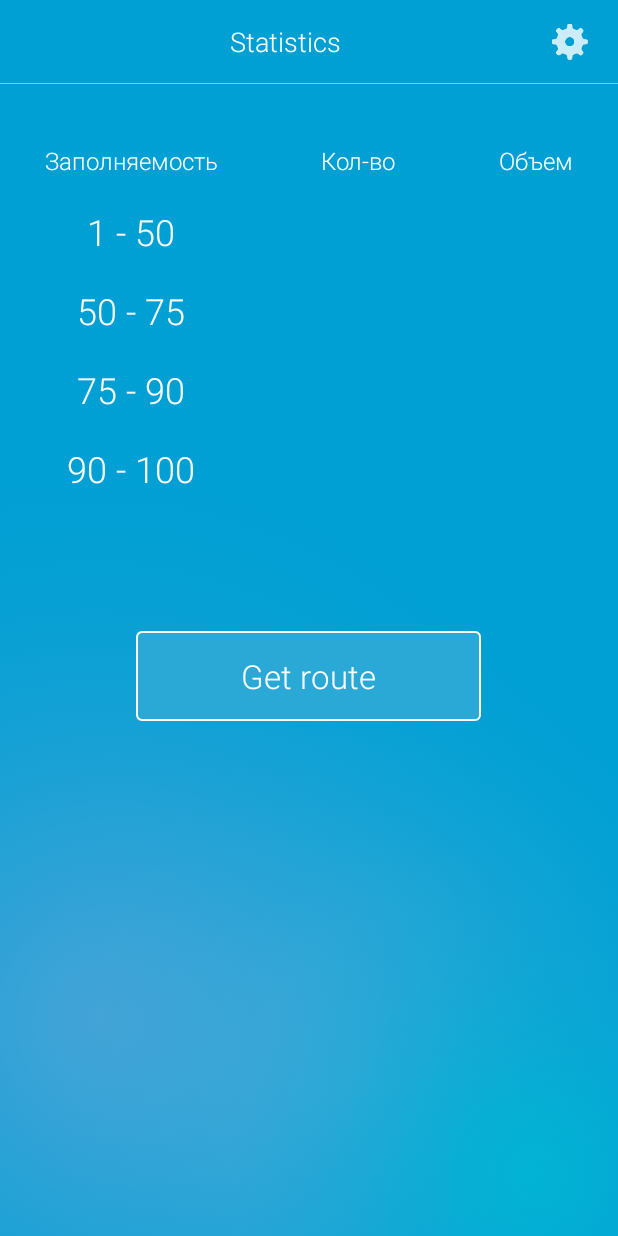
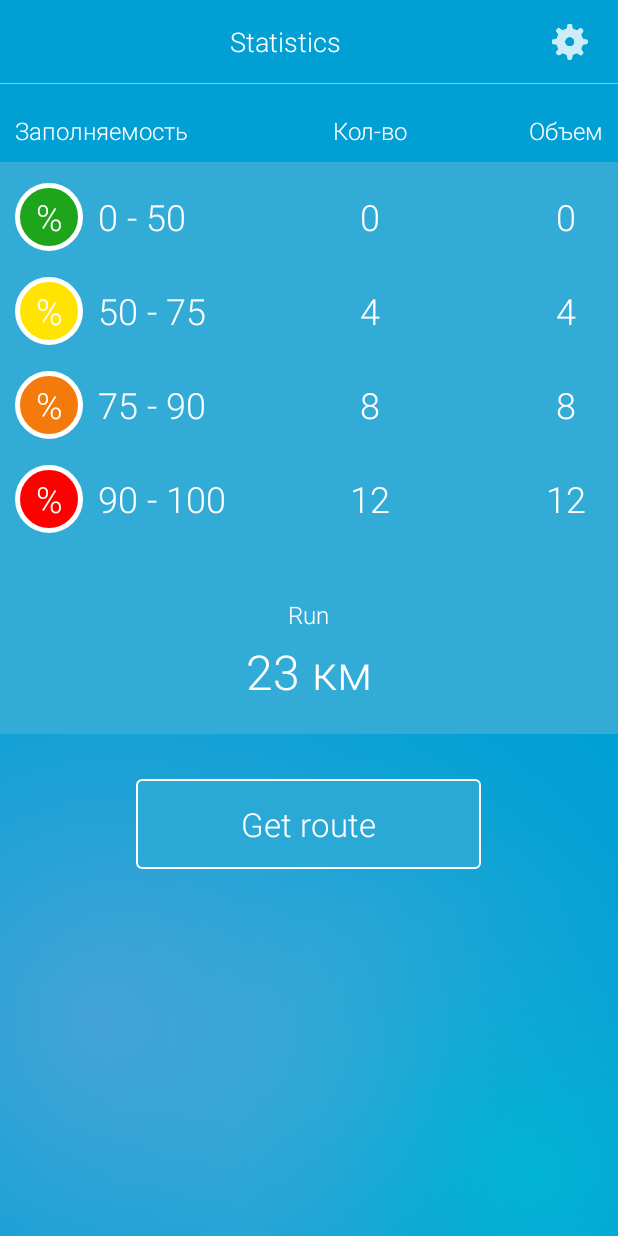
Before and after one commit to stanislav-antonov/electrobin-android, an Android app: the fragment StatisticsFragment placed in its activity, on a phone screen of 412 x 824 dp. Run offline under Robolectric (Android 15) with nearby library versions, the phone set to English and light mode, and no system bars; our stand-ins replace Volley; libraries missing offline, so code that uses them is left out: com.crashlytics.android, io.fabric.sdk; network calls fail; 6 statements that could not run were skipped.

Commit message:
* design

```diff
--- a/app/src/main/java/company/electrobin/StatisticsFragment.java
+++ b/app/src/main/java/company/electrobin/StatisticsFragment.java
@@ -72,9 +72,12 @@ public class StatisticsFragment extends Fragment {
     }
 
     public void showUI() {
+
+        ((TextView) mLlCommon.findViewById(R.id.run_text)).setText(mI10n.l("run_text"));
+
         final RouteActivity.Route route = mListener.onGetRoute();
         if (route != null)
-            ((TextView) mLlCommon.findViewById(R.id.run_text)).setText(String.format(mI10n.l("run"), route.getRunFormatted()));
+            ((TextView) mLlCommon.findViewById(R.id.run_value)).setText(String.format(mI10n.l("run_value"), route.getRunFormatted()));
 
         btnNewRoute = (Button) mLlCommon.findViewById(R.id.new_route_button);
         btnNewRoute.setText(mI10n.l("get_route"));
--- /dev/null
+++ b/app/src/main/res/drawable/background_statistics_percent_1.xml
@@ -0,0 +1,7 @@
+<?xml version="1.0" encoding="utf-8"?>
+<shape
+    xmlns:android="http://schemas.android.com/apk/res/android"
+    android:shape="oval">
+    <solid android:color="#1ea51b"/>
+    <stroke android:width="3dp" android:color="#FFFFFF" />
+</shape>
--- /dev/null
+++ b/app/src/main/res/drawable/background_statistics_percent_2.xml
@@ -0,0 +1,7 @@
+<?xml version="1.0" encoding="utf-8"?>
+<shape
+    xmlns:android="http://schemas.android.com/apk/res/android"
+    android:shape="oval">
+    <solid android:color="#ffe400"/>
+    <stroke android:width="3dp" android:color="#FFFFFF" />
+</shape>
--- /dev/null
+++ b/app/src/main/res/drawable/background_statistics_percent_3.xml
@@ -0,0 +1,7 @@
+<?xml version="1.0" encoding="utf-8"?>
+<shape
+    xmlns:android="http://schemas.android.com/apk/res/android"
+    android:shape="oval">
+    <solid android:color="#f47b0b"/>
+    <stroke android:width="3dp" android:color="#FFFFFF" />
+</shape>
--- /dev/null
+++ b/app/src/main/res/drawable/background_statistics_percent_4.xml
@@ -0,0 +1,7 @@
+<?xml version="1.0" encoding="utf-8"?>
+<shape
+    xmlns:android="http://schemas.android.com/apk/res/android"
+    android:shape="oval">
+    <solid android:color="#ff0000"/>
+    <stroke android:width="3dp" android:color="#FFFFFF" />
+</shape>
--- a/app/src/main/res/layout/fragment_statistics.xml
+++ b/app/src/main/res/layout/fragment_statistics.xml
@@ -10,27 +10,25 @@
             android:orientation="vertical"
             android:layout_width="match_parent"
             android:layout_height="wrap_content"
-            android:paddingLeft="20dp"
-            android:paddingRight="20dp"
             >
             <TableLayout
                 android:id="@+id/table"
                 android:layout_width="match_parent"
                 android:layout_height="wrap_content"
                 android:stretchColumns="1"
-                android:layout_marginTop="30dp"
+                android:layout_marginTop="10dp"
                 >
                 <TableRow
                     android:layout_width="match_parent"
                     android:layout_height="wrap_content"
+                    android:background="#00a0d4"
+
                     >
                     <TextView
                         android:text="Заполняемость"
                         android:padding="10dp"
-                        android:gravity="center_horizontal"
                         android:textSize="16sp"
                         android:textColor="#ffffff"
-                        android:background="@android:color/transparent"
                         android:fontFamily="sans-serif-light"
                         />
                     <TextView
@@ -39,7 +37,6 @@
                         android:gravity="center_horizontal"
                         android:textSize="16sp"
                         android:textColor="#ffffff"
-                        android:background="@android:color/transparent"
                         android:fontFamily="sans-serif-light"
                         />
                     <TextView
@@ -48,16 +45,46 @@
                         android:gravity="center_horizontal"
                         android:textSize="16sp"
                         android:textColor="#ffffff"
-                        android:background="@android:color/transparent"
                         android:fontFamily="sans-serif-light"
                         />
                 </TableRow>
                 <TableRow
                     android:layout_width="match_parent"
                     android:layout_height="wrap_content"
+                    android:background="#32abd7"
+                    android:paddingTop="10dp"
+                    >
+                    <LinearLayout
+                        android:orientation="horizontal"
+                        android:layout_height="wrap_content"
+                        android:layout_width="wrap_content"
+                        android:paddingLeft="10dp"
                         >
                         <TextView
-                        android:text="1 - 50"
+                            android:layout_height="45dp"
+                            android:layout_width="45dp"
+                            android:text="%"
+                            android:gravity="center"
+                            android:textSize="24sp"
+                            android:textColor="#ffffff"
+                            android:background="@drawable/background_statistics_percent_1"
+                            android:fontFamily="sans-serif-light"
+                            />
+                        <TextView
+                            android:layout_marginLeft="10dp"
+                            android:layout_height="wrap_content"
+                            android:layout_width="wrap_content"
+                            android:text="0 - 50"
+                            android:paddingTop="10dp"
+                            android:paddingBottom="10dp"
+                            android:textSize="24sp"
+                            android:textColor="#ffffff"
+                            android:background="@android:color/transparent"
+                            android:fontFamily="sans-serif-light"
+                            />
+                    </LinearLayout>
+                    <TextView
+                        android:text="0"
                         android:padding="10dp"
                         android:gravity="center_horizontal"
                         android:textSize="24sp"
@@ -66,16 +93,7 @@
                         android:fontFamily="sans-serif-light"
                         />
                     <TextView
-                        android:text=""
-                        android:padding="10dp"
-                        android:gravity="center_horizontal"
-                        android:textSize="24sp"
-                        android:textColor="#ffffff"
-                        android:background="@android:color/transparent"
-                        android:fontFamily="sans-serif-light"
-                        />
-                    <TextView
-                        android:text=""
+                        android:text="0"
                         android:padding="10dp"
                         android:gravity="center_horizontal"
                         android:textSize="24sp"
@@ -87,9 +105,40 @@
                 <TableRow
                     android:layout_width="match_parent"
                     android:layout_height="wrap_content"
+                    android:background="#32abd7"
+                    android:paddingTop="10dp"
+                    >
+                    <LinearLayout
+                        android:orientation="horizontal"
+                        android:layout_height="wrap_content"
+                        android:layout_width="wrap_content"
+                        android:paddingLeft="10dp"
                         >
                         <TextView
+                            android:layout_height="45dp"
+                            android:layout_width="45dp"
+                            android:text="%"
+                            android:gravity="center"
+                            android:textSize="24sp"
+                            android:textColor="#ffffff"
+                            android:background="@drawable/background_statistics_percent_2"
+                            android:fontFamily="sans-serif-light"
+                            />
+                        <TextView
+                            android:layout_marginLeft="10dp"
+                            android:layout_height="wrap_content"
+                            android:layout_width="wrap_content"
                             android:text="50 - 75"
+                            android:paddingTop="10dp"
+                            android:paddingBottom="10dp"
+                            android:textSize="24sp"
+                            android:textColor="#ffffff"
+                            android:fontFamily="sans-serif-light"
+                            android:background="@android:color/transparent"
+                            />
+                    </LinearLayout>
+                    <TextView
+                        android:text="4"
                         android:padding="10dp"
                         android:gravity="center_horizontal"
                         android:textSize="24sp"
@@ -98,16 +147,7 @@
                         android:background="@android:color/transparent"
                         />
                     <TextView
-                        android:text=""
-                        android:padding="10dp"
-                        android:gravity="center_horizontal"
-                        android:textSize="24sp"
-                        android:textColor="#ffffff"
-                        android:fontFamily="sans-serif-light"
-                        android:background="@android:color/transparent"
-                        />
-                    <TextView
-                        android:text=""
+                        android:text="4"
                         android:padding="10dp"
                         android:gravity="center_horizontal"
                         android:textSize="24sp"
@@ -119,9 +159,40 @@
                 <TableRow
                     android:layout_width="match_parent"
                     android:layout_height="wrap_content"
+                    android:background="#32abd7"
+                    android:paddingTop="10dp"
+                    >
+                    <LinearLayout
+                        android:orientation="horizontal"
+                        android:layout_height="wrap_content"
+                        android:layout_width="wrap_content"
+                        android:paddingLeft="10dp"
                         >
                         <TextView
+                            android:layout_height="45dp"
+                            android:layout_width="45dp"
+                            android:text="%"
+                            android:gravity="center"
+                            android:textSize="24sp"
+                            android:textColor="#ffffff"
+                            android:background="@drawable/background_statistics_percent_3"
+                            android:fontFamily="sans-serif-light"
+                            />
+                        <TextView
+                            android:layout_marginLeft="10dp"
+                            android:layout_height="wrap_content"
+                            android:layout_width="wrap_content"
                             android:text="75 - 90"
+                            android:paddingTop="10dp"
+                            android:paddingBottom="10dp"
+                            android:textSize="24sp"
+                            android:textColor="#ffffff"
+                            android:fontFamily="sans-serif-light"
+                            android:background="@android:color/transparent"
+                            />
+                    </LinearLayout>
+                    <TextView
+                        android:text="8"
                         android:padding="10dp"
                         android:gravity="center_horizontal"
                         android:textSize="24sp"
@@ -130,16 +201,7 @@
                         android:background="@android:color/transparent"
                         />
                     <TextView
-                        android:text=""
-                        android:padding="10dp"
-                        android:gravity="center_horizontal"
-                        android:textSize="24sp"
-                        android:textColor="#ffffff"
-                        android:fontFamily="sans-serif-light"
-                        android:background="@android:color/transparent"
-                        />
-                    <TextView
-                        android:text=""
+                        android:text="8"
                         android:padding="10dp"
                         android:gravity="center_horizontal"
                         android:textSize="24sp"
@@ -151,9 +213,40 @@
                 <TableRow
                     android:layout_width="match_parent"
                     android:layout_height="wrap_content"
+                    android:background="#32abd7"
+                    android:paddingTop="10dp"
+                    >
+                    <LinearLayout
+                        android:orientation="horizontal"
+                        android:layout_height="wrap_content"
+                        android:layout_width="wrap_content"
+                        android:paddingLeft="10dp"
                         >
                         <TextView
+                            android:layout_height="45dp"
+                            android:layout_width="45dp"
+                            android:text="%"
+                            android:gravity="center"
+                            android:textSize="24sp"
+                            android:textColor="#ffffff"
+                            android:background="@drawable/background_statistics_percent_4"
+                            android:fontFamily="sans-serif-light"
+                            />
+                        <TextView
+                            android:layout_marginLeft="10dp"
+                            android:layout_height="wrap_content"
+                            android:layout_width="wrap_content"
                             android:text="90 - 100"
+                            android:paddingTop="10dp"
+                            android:paddingBottom="10dp"
+                            android:textSize="24sp"
+                            android:textColor="#ffffff"
+                            android:fontFamily="sans-serif-light"
+                            android:background="@android:color/transparent"
+                            />
+                    </LinearLayout>
+                    <TextView
+                        android:text="12"
                         android:padding="10dp"
                         android:gravity="center_horizontal"
                         android:textSize="24sp"
@@ -162,16 +255,7 @@
                         android:background="@android:color/transparent"
                         />
                     <TextView
-                        android:text=""
-                        android:padding="10dp"
-                        android:gravity="center_horizontal"
-                        android:textSize="24sp"
-                        android:textColor="#ffffff"
-                        android:fontFamily="sans-serif-light"
-                        android:background="@android:color/transparent"
-                        />
-                    <TextView
-                        android:text=""
+                        android:text="12"
                         android:padding="10dp"
                         android:gravity="center_horizontal"
                         android:textSize="24sp"
@@ -181,8 +265,18 @@
                         />
                 </TableRow>
             </TableLayout>
+            <LinearLayout
+                android:orientation="vertical"
+                android:layout_width="match_parent"
+                android:layout_height="wrap_content"
+                android:layout_gravity="center_horizontal"
+                android:background="#32abd7"
+                android:paddingTop="10dp"
+                android:paddingBottom="20dp"
+                >
                 <TextView
                     android:id="@+id/run_text"
+                    android:text="Пробег"
                     android:layout_height="wrap_content"
                     android:layout_width="wrap_content"
                     android:textSize="16sp"
@@ -192,6 +286,19 @@
                     android:layout_gravity="center_horizontal"
                     android:layout_marginTop="30dp"
                     />
+                <TextView
+                    android:text="23 км"
+                    android:id="@+id/run_value"
+                    android:layout_height="wrap_content"
+                    android:layout_width="wrap_content"
+                    android:textSize="32sp"
+                    android:textColor="#ffffff"
+                    android:fontFamily="sans-serif-light"
+                    android:gravity="center_horizontal"
+                    android:layout_gravity="center_horizontal"
+                    android:layout_marginTop="5dp"
+                    />
+            </LinearLayout>
             <Button
                 android:id="@+id/new_route_button"
                 android:layout_gravity="center_horizontal"
--- a/app/src/main/res/values/strings.xml
+++ b/app/src/main/res/values/strings.xml
@@ -48,7 +48,8 @@
     <string name="move_to_the_base_1">Move to the base</string>
     <string name="move_to_the_base_2">Please move to the base and push the "Finish route" button on arrived.</string>
 
-    <string name="run">Run: %s km</string>
+    <string name="run_text">Run</string>
+    <string name="run_value">%s km</string>
 
     <string name="get_route">Get route</string>
 
```
Lines whose indentation alone changed are shown as unchanged.
